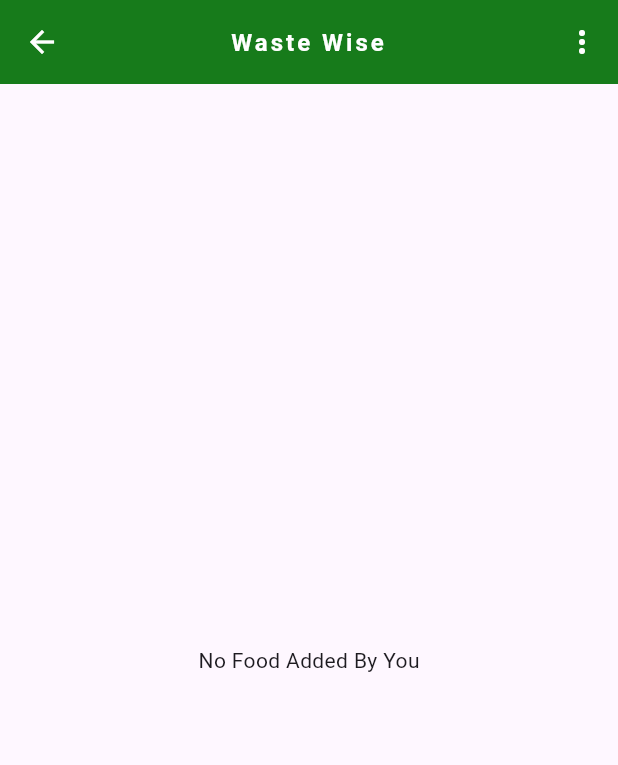
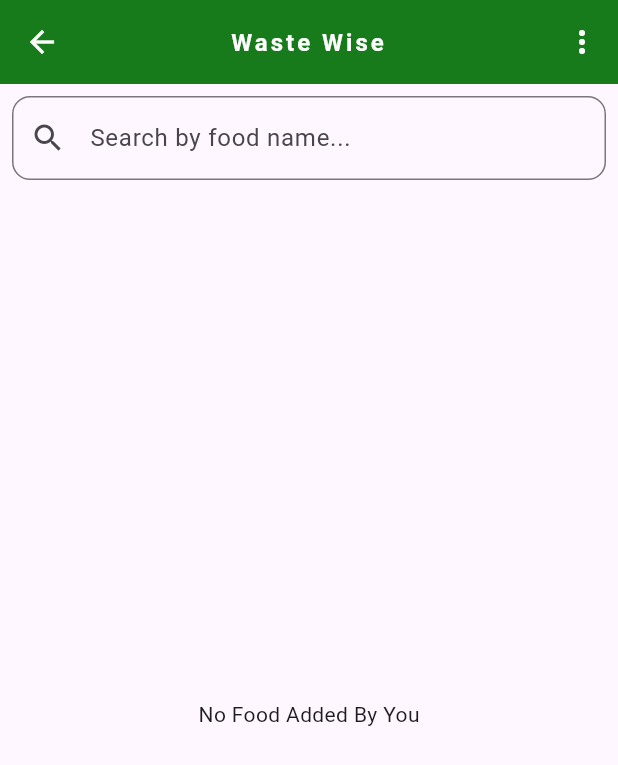
Before and after one commit to apps101010/waste_wise, a Flutter app: the FoodActivity screen opened directly, on a phone screen of 412 x 824 dp. Shown: the top 765 px of the screen. Run offline on Flutter 3.47's test engine with Material 3 defaults, Android fonts, the phone set to English and light mode, and no system bars; our stand-ins replace cloud_firestore, firebase_auth, firebase_core, firebase_storage, flutter_spinkit, geocoding and 7 more; missing offline and left inert: dart:ffi; accounts and stored records are empty.

Commit message:
new changes

```diff
--- a/lib/activities/food_activity.dart
+++ b/lib/activities/food_activity.dart
@@ -15,15 +15,53 @@ class _FoodActivityState extends State<FoodActivity> {
   final FirebaseAuth _auth = FirebaseAuth.instance;
   final FirebaseFirestore _firestore = FirebaseFirestore.instance;
 
+  TextEditingController _searchController = TextEditingController();
+  String _searchText = '';
+
+  @override
+  void initState() {
+    super.initState();
+    _searchController.addListener(() {
+      setState(() {
+        _searchText = _searchController.text;
+      });
+    });
+  }
+
+  @override
+  void dispose() {
+    _searchController.dispose();
+    super.dispose();
+  }
+
   @override
   Widget build(BuildContext context) {
     User? currentuser = _auth.currentUser;
     return Scaffold(
       appBar: const CustomAppBar(title: 'Waste Wise'),
-      body: StreamBuilder<QuerySnapshot>(
+      body: Column(
+        children: [
+          // Search Bar
+          Padding(
+            padding: const EdgeInsets.all(8.0),
+            child: TextField(
+              controller: _searchController,
+              decoration: InputDecoration(
+                hintText: 'Search by food name...',
+                prefixIcon: Icon(Icons.search),
+                border: OutlineInputBorder(
+                  borderRadius: BorderRadius.circular(12.0),
+                ),
+              ),
+            ),
+          ),
+          // The rest of the UI
+          Expanded(
+            child: StreamBuilder<QuerySnapshot>(
               stream: _firestore
                   .collection('moderator')
                   .where('userid', isEqualTo: currentuser?.uid)
+                  .orderBy('date', descending: true)
                   .snapshots(),
               builder: (context, snapshot) {
                 if (snapshot.hasError) {
@@ -36,14 +74,22 @@ class _FoodActivityState extends State<FoodActivity> {
 
                 final dataDocs = snapshot.data?.docs;
 
-          if(dataDocs!.isEmpty){
-            return Center(child: Text('No Food Added By You'),);
+                // Filter the documents based on search text
+                final filteredDocs = dataDocs?.where((doc) {
+                  var foodName = doc['foodname'].toString().toLowerCase();
+                  return foodName.contains(_searchText.toLowerCase());
+                }).toList();
+
+                if (filteredDocs == null || filteredDocs.isEmpty) {
+                  return Center(
+                    child: Text('No Food Added By You'),
+                  );
                 }
 
                 return ListView.builder(
-            itemCount: dataDocs?.length ?? 0,
+                  itemCount: filteredDocs.length,
                   itemBuilder: (context, index) {
-              var doc = dataDocs![index];
+                    var doc = filteredDocs[index];
                     var binId = doc['binid'];
                     return FutureBuilder<DocumentSnapshot>(
                         future: _firestore.collection('data').doc(binId).get(),
@@ -52,10 +98,6 @@ class _FoodActivityState extends State<FoodActivity> {
                             return Center(
                                 child: Text(
                                     'Error fetching bin data: ${binSnapshot.error}'));
-                    }
-
-                    if (!binSnapshot.hasData) {
-                      // return const Center(child: CircularProgressIndicator());
                           }
 
                           var binData = binSnapshot.data;
@@ -118,7 +160,7 @@ class _FoodActivityState extends State<FoodActivity> {
                                     SizedBox(height: 8.0),
                                     Text(
                                       'Food Bin: $binName',
-                                style: TextStyle(
+                                      style: const TextStyle(
                                         fontSize: 16.0,
                                         color: Colors.blueGrey,
                                       ),
@@ -133,6 +175,9 @@ class _FoodActivityState extends State<FoodActivity> {
                 );
               },
             ),
+          ),
+        ],
+      ),
     );
   }
 }
--- a/lib/activities/moderator_home_screen.dart
+++ b/lib/activities/moderator_home_screen.dart
@@ -80,11 +80,11 @@ class _ModeratorHomeScreenState extends State<ModeratorHomeScreen> {
                   SizedBox(height: 30),
                   CustomButton(text: 'search for nearest smart food bin', status: 2),
                   SizedBox(height: 30),
-                  CustomButton(text: 'View educational content', status: 3),
+                  CustomButton(text: 'Educational Resources', status: 3),
                   SizedBox(height: 30),
                   CustomButton(text: 'Check Food Bin On Map', status: 4),
                   SizedBox(height: 30),
-                  CustomButton(text: 'Add Goals', status: 5),
+                  CustomButton(text: 'My Plan', status: 5),
                   SizedBox(height: 10),
                 ],
               ),
```
Also changed, not shown: lib/activities/signup_screen.dart (+9 -4 lines). Lines whose indentation alone changed are shown as unchanged.
